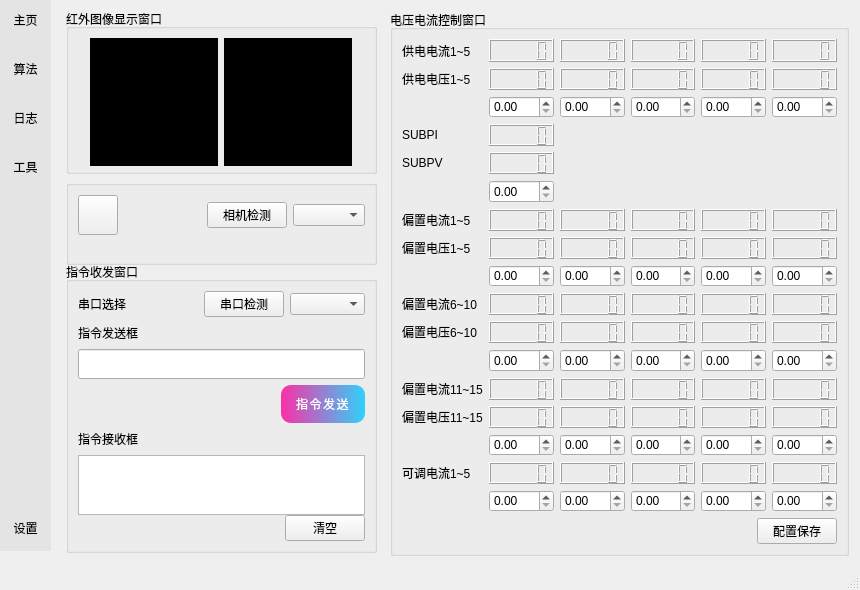
Before: the Qt Designer form mainwindow.ui in 3137959601/usb_udp_video_transmission2, drawn with Qt 5.
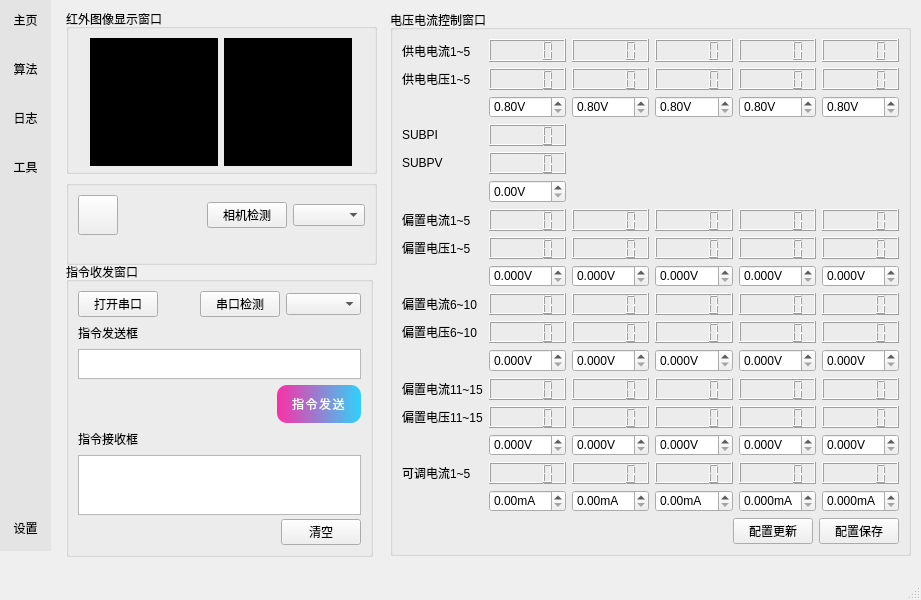
After: the same form once the commit is applied. Custom widgets are drawn as their Qt base class.

Commit message: Version 0.3：设计串口指令协议，增加串口AD指令发送和接收（主线程）

The edit to the form file:
```diff
--- a/mainwindow.ui
+++ b/mainwindow.ui
@@ -6,8 +6,8 @@
    <rect>
     <x>0</x>
     <y>0</y>
-    <width>860</width>
-    <height>590</height>
+    <width>921</width>
+    <height>600</height>
    </rect>
   </property>
   <property name="windowTitle">
@@ -76,22 +76,22 @@
      <rect>
       <x>66</x>
       <y>262</y>
-      <width>311</width>
-      <height>291</height>
+      <width>307</width>
+      <height>295</height>
      </rect>
     </property>
     <property name="title">
      <string>指令收发窗口</string>
     </property>
-    <layout class="QGridLayout" name="gridLayout_3">
+    <layout class="QGridLayout" name="gridLayout_7">
      <item row="0" column="0">
-      <layout class="QVBoxLayout" name="verticalLayout">
-       <item>
+      <layout class="QGridLayout" name="gridLayout_3">
+       <item row="0" column="0">
         <layout class="QHBoxLayout" name="horizontalLayout">
          <item>
-          <widget class="QLabel" name="label_33">
+          <widget class="QPushButton" name="serialpB">
            <property name="text">
-            <string>串口选择</string>
+            <string>打开串口</string>
            </property>
           </widget>
          </item>
@@ -136,7 +136,7 @@
          </item>
         </layout>
        </item>
-       <item>
+       <item row="1" column="0">
         <layout class="QHBoxLayout" name="horizontalLayout_6">
          <item>
           <widget class="QLabel" name="label">
@@ -160,23 +160,17 @@
          </item>
         </layout>
        </item>
-       <item>
-        <widget class="QLineEdit" name="lineEdit">
-         <property name="sizePolicy">
-          <sizepolicy hsizetype="Expanding" vsizetype="Minimum">
-           <horstretch>0</horstretch>
-           <verstretch>0</verstretch>
-          </sizepolicy>
-         </property>
-         <property name="minimumSize">
+       <item row="2" column="0">
+        <widget class="QTextEdit" name="serialSendtE">
+         <property name="maximumSize">
           <size>
-           <width>0</width>
+           <width>16777215</width>
            <height>30</height>
           </size>
          </property>
         </widget>
        </item>
-       <item>
+       <item row="3" column="0">
         <layout class="QHBoxLayout" name="horizontalLayout_3">
          <item>
           <spacer name="horizontalSpacer_2">
@@ -218,7 +212,7 @@
          </item>
         </layout>
        </item>
-       <item>
+       <item row="4" column="0">
         <layout class="QHBoxLayout" name="horizontalLayout_7">
          <item>
           <widget class="QLabel" name="label_2">
@@ -242,8 +236,8 @@
          </item>
         </layout>
        </item>
-       <item>
-        <widget class="QPlainTextEdit" name="plainTextEdit">
+       <item row="5" column="0">
+        <widget class="QPlainTextEdit" name="serialRecvpTE">
          <property name="sizePolicy">
           <sizepolicy hsizetype="Expanding" vsizetype="Minimum">
            <horstretch>0</horstretch>
@@ -267,7 +261,7 @@
          </property>
         </widget>
        </item>
-       <item>
+       <item row="6" column="0">
         <layout class="QHBoxLayout" name="horizontalLayout_4">
          <item>
           <spacer name="horizontalSpacer_3">
@@ -669,7 +663,7 @@
      <rect>
       <x>390</x>
       <y>10</y>
-      <width>459</width>
+      <width>521</width>
       <height>546</height>
      </rect>
     </property>
@@ -678,7 +672,7 @@
     </property>
     <layout class="QGridLayout" name="gridLayout_4">
      <item row="0" column="0">
-      <layout class="QVBoxLayout" name="verticalLayout_3">
+      <layout class="QVBoxLayout" name="verticalLayout">
        <item>
         <layout class="QGridLayout" name="gridLayout">
          <item row="0" column="0">
@@ -740,19 +734,83 @@
            <property name="layoutDirection">
             <enum>Qt::LeftToRight</enum>
            </property>
+           <property name="suffix">
+            <string>V</string>
+           </property>
+           <property name="minimum">
+            <double>0.800000000000000</double>
+           </property>
+           <property name="maximum">
+            <double>5.000000000000000</double>
+           </property>
+           <property name="singleStep">
+            <double>0.010000000000000</double>
+           </property>
           </widget>
          </item>
          <item row="2" column="2">
-          <widget class="QDoubleSpinBox" name="sv_dSB2"/>
+          <widget class="QDoubleSpinBox" name="sv_dSB2">
+           <property name="suffix">
+            <string>V</string>
+           </property>
+           <property name="minimum">
+            <double>0.800000000000000</double>
+           </property>
+           <property name="maximum">
+            <double>5.000000000000000</double>
+           </property>
+           <property name="singleStep">
+            <double>0.010000000000000</double>
+           </property>
+          </widget>
          </item>
          <item row="2" column="3">
-          <widget class="QDoubleSpinBox" name="sv_dSB3"/>
+          <widget class="QDoubleSpinBox" name="sv_dSB3">
+           <property name="suffix">
+            <string>V</string>
+           </property>
+           <property name="minimum">
+            <double>0.800000000000000</double>
+           </property>
+           <property name="maximum">
+            <double>5.000000000000000</double>
+           </property>
+           <property name="singleStep">
+            <double>0.010000000000000</double>
+           </property>
+          </widget>
          </item>
          <item row="2" column="4">
-          <widget class="QDoubleSpinBox" name="sv_dSB4"/>
+          <widget class="QDoubleSpinBox" name="sv_dSB4">
+           <property name="suffix">
+            <string>V</string>
+           </property>
+           <property name="minimum">
+            <double>0.800000000000000</double>
+           </property>
+           <property name="maximum">
+            <double>5.000000000000000</double>
+           </property>
+           <property name="singleStep">
+            <double>0.010000000000000</double>
+           </property>
+          </widget>
          </item>
          <item row="2" column="5">
-          <widget class="QDoubleSpinBox" name="sv_dSB5"/>
+          <widget class="QDoubleSpinBox" name="sv_dSB5">
+           <property name="suffix">
+            <string>V</string>
+           </property>
+           <property name="minimum">
+            <double>0.800000000000000</double>
+           </property>
+           <property name="maximum">
+            <double>5.000000000000000</double>
+           </property>
+           <property name="singleStep">
+            <double>0.010000000000000</double>
+           </property>
+          </widget>
          </item>
          <item row="3" column="0">
           <widget class="QLabel" name="label_41">
@@ -775,7 +833,17 @@
           <widget class="QLCDNumber" name="SUBPV_lcdNum"/>
          </item>
          <item row="5" column="1">
-          <widget class="QDoubleSpinBox" name="SUBPV_dSB"/>
+          <widget class="QDoubleSpinBox" name="SUBPV_dSB">
+           <property name="suffix">
+            <string>V</string>
+           </property>
+           <property name="maximum">
+            <double>5.000000000000000</double>
+           </property>
+           <property name="singleStep">
+            <double>0.010000000000000</double>
+           </property>
+          </widget>
          </item>
          <item row="6" column="0">
           <widget class="QLabel" name="label_42">
@@ -822,19 +890,84 @@
           <widget class="QLCDNumber" name="bv_lcdNum5"/>
          </item>
          <item row="8" column="1">
-          <widget class="QDoubleSpinBox" name="bv_dSB1"/>
+          <widget class="QDoubleSpinBox" name="bv_dSB1">
+           <property name="suffix">
+            <string>V</string>
+           </property>
+           <property name="decimals">
+            <number>3</number>
+           </property>
+           <property name="maximum">
+            <double>5.000000000000000</double>
+           </property>
+           <property name="singleStep">
+            <double>0.002000000000000</double>
+           </property>
+          </widget>
          </item>
          <item row="8" column="2">
-          <widget class="QDoubleSpinBox" name="bv_dSB2"/>
+          <widget class="QDoubleSpinBox" name="bv_dSB2">
+           <property name="suffix">
+            <string>V</string>
+           </property>
+           <property name="decimals">
+            <number>3</number>
+           </property>
+           <property name="maximum">
+            <double>5.000000000000000</double>
+           </property>
+           <property name="singleStep">
+            <double>0.002000000000000</double>
+           </property>
+          </widget>
          </item>
          <item row="8" column="3">
-          <widget class="QDoubleSpinBox" name="bv_dSB3"/>
+          <widget class="QDoubleSpinBox" name="bv_dSB3">
+           <property name="suffix">
+            <string>V</string>
+           </property>
+           <property name="decimals">
+            <number>3</number>
+           </property>
+           <property name="maximum">
+            <double>5.000000000000000</double>
+           </property>
+           <property name="singleStep">
+            <double>0.002000000000000</double>
+           </property>
+          </widget>
          </item>
          <item row="8" column="4">
-          <widget class="QDoubleSpinBox" name="bv_dSB4"/>
+          <widget class="QDoubleSpinBox" name="bv_dSB4">
+           <property name="suffix">
+            <string>V</string>
+           </property>
+           <property name="decimals">
+            <number>3</number>
+           </property>
+           <property name="maximum">
+            <double>5.000000000000000</double>
+           </property>
+           <property name="singleStep">
+            <double>0.002000000000000</double>
+           </property>
+          </widget>
          </item>
          <item row="8" column="5">
-          <widget class="QDoubleSpinBox" name="bv_dSB5"/>
+          <widget class="QDoubleSpinBox" name="bv_dSB5">
+           <property name="suffix">
+            <string>V</string>
+           </property>
+           <property name="decimals">
+            <number>3</number>
+           </property>
+           <property name="maximum">
+            <double>5.000000000000000</double>
+           </property>
+           <property name="singleStep">
+            <double>0.002000000000000</double>
+           </property>
+          </widget>
          </item>
          <item row="9" column="0">
           <widget class="QLabel" name="label_43">
@@ -881,19 +1014,84 @@
           <widget class="QLCDNumber" name="bv_lcdNum10"/>
          </item>
          <item row="11" column="1">
-          <widget class="QDoubleSpinBox" name="bv_dSB6"/>
+          <widget class="QDoubleSpinBox" name="bv_dSB6">
+           <property name="suffix">
+            <string>V</string>
+           </property>
+           <property name="decimals">
+            <number>3</number>
+           </property>
+           <property name="maximum">
+            <double>5.000000000000000</double>
+           </property>
+           <property name="singleStep">
+            <double>0.002000000000000</double>
+           </property>
+          </widget>
          </item>
          <item row="11" column="2">
-          <widget class="QDoubleSpinBox" name="bv_dSB7"/>
+          <widget class="QDoubleSpinBox" name="bv_dSB7">
+           <property name="suffix">
+            <string>V</string>
+           </property>
+           <property name="decimals">
+            <number>3</number>
+           </property>
+           <property name="maximum">
+            <double>5.000000000000000</double>
+           </property>
+           <property name="singleStep">
+            <double>0.002000000000000</double>
+           </property>
+          </widget>
          </item>
          <item row="11" column="3">
-          <widget class="QDoubleSpinBox" name="bv_dSB8"/>
+          <widget class="QDoubleSpinBox" name="bv_dSB8">
+           <property name="suffix">
+            <string>V</string>
+           </property>
+           <property name="decimals">
+            <number>3</number>
+           </property>
+           <property name="maximum">
+            <double>5.000000000000000</double>
+           </property>
+           <property name="singleStep">
+            <double>0.002000000000000</double>
+           </property>
+          </widget>
          </item>
          <item row="11" column="4">
-          <widget class="QDoubleSpinBox" name="bv_dSB9"/>
+          <widget class="QDoubleSpinBox" name="bv_dSB9">
+           <property name="suffix">
+            <string>V</string>
+           </property>
+           <property name="decimals">
+            <number>3</number>
+           </property>
+           <property name="maximum">
+            <double>5.000000000000000</double>
+           </property>
+           <property name="singleStep">
+            <double>0.002000000000000</double>
+           </property>
+          </widget>
          </item>
          <item row="11" column="5">
-          <widget class="QDoubleSpinBox" name="bv_dSB10"/>
+          <widget class="QDoubleSpinBox" name="bv_dSB10">
+           <property name="suffix">
+            <string>V</string>
+           </property>
+           <property name="decimals">
+            <number>3</number>
+           </property>
+           <property name="maximum">
+            <double>5.000000000000000</double>
+           </property>
+           <property name="singleStep">
+            <double>0.002000000000000</double>
+           </property>
+          </widget>
          </item>
          <item row="12" column="0">
           <widget class="QLabel" name="label_44">
@@ -940,19 +1138,84 @@
           <widget class="QLCDNumber" name="bv_lcdNum15"/>
          </item>
          <item row="14" column="1">
-          <widget class="QDoubleSpinBox" name="bv_dSB11"/>
+          <widget class="QDoubleSpinBox" name="bv_dSB11">
+           <property name="suffix">
+            <string>V</string>
+           </property>
+           <property name="decimals">
+            <number>3</number>
+           </property>
+           <property name="maximum">
+            <double>5.000000000000000</double>
+           </property>
+           <property name="singleStep">
+            <double>0.002000000000000</double>
+           </property>
+          </widget>
          </item>
          <item row="14" column="2">
-          <widget class="QDoubleSpinBox" name="bv_dSB12"/>
+          <widget class="QDoubleSpinBox" name="bv_dSB12">
+           <property name="suffix">
+            <string>V</string>
+           </property>
+           <property name="decimals">
+            <number>3</number>
+           </property>
+           <property name="maximum">
+            <double>5.000000000000000</double>
+           </property>
+           <property name="singleStep">
+            <double>0.002000000000000</double>
+           </property>
+          </widget>
          </item>
          <item row="14" column="3">
-          <widget class="QDoubleSpinBox" name="bv_dSB13"/>
+          <widget class="QDoubleSpinBox" name="bv_dSB13">
+           <property name="suffix">
+            <string>V</string>
+           </property>
+           <property name="decimals">
+            <number>3</number>
+           </property>
+           <property name="maximum">
+            <double>5.000000000000000</double>
+           </property>
+           <property name="singleStep">
+            <double>0.002000000000000</double>
+           </property>
+          </widget>
          </item>
          <item row="14" column="4">
-          <widget class="QDoubleSpinBox" name="bv_dSB14"/>
+          <widget class="QDoubleSpinBox" name="bv_dSB14">
+           <property name="suffix">
+            <string>V</string>
+           </property>
+           <property name="decimals">
+            <number>3</number>
+           </property>
+           <property name="maximum">
+            <double>5.000000000000000</double>
+           </property>
+           <property name="singleStep">
+            <double>0.002000000000000</double>
+           </property>
+          </widget>
          </item>
          <item row="14" column="5">
-          <widget class="QDoubleSpinBox" name="bv_dSB15"/>
+          <widget class="QDoubleSpinBox" name="bv_dSB15">
+           <property name="suffix">
+            <string>V</string>
+           </property>
+           <property name="decimals">
+            <number>3</number>
+           </property>
+           <property name="maximum">
+            <double>5.000000000000000</double>
+           </property>
+           <property name="singleStep">
+            <double>0.002000000000000</double>
+           </property>
+          </widget>
          </item>
          <item row="15" column="0">
           <widget class="QLabel" name="label_32">
@@ -977,19 +1240,81 @@
           <widget class="QLCDNumber" name="ajc_lcdNum5"/>
          </item>
          <item row="16" column="1">
-          <widget class="QDoubleSpinBox" name="ajc_dSB1"/>
+          <widget class="QDoubleSpinBox" name="ajc_dSB1">
+           <property name="suffix">
+            <string>mA</string>
+           </property>
+           <property name="maximum">
+            <double>10.000000000000000</double>
+           </property>
+           <property name="singleStep">
+            <double>0.010000000000000</double>
+           </property>
+          </widget>
          </item>
          <item row="16" column="2">
-          <widget class="QDoubleSpinBox" name="ajc_dSB2"/>
+          <widget class="QDoubleSpinBox" name="ajc_dSB2">
+           <property name="suffix">
+            <string>mA</string>
+           </property>
+           <property name="maximum">
+            <double>10.000000000000000</double>
+           </property>
+           <property name="singleStep">
+            <double>0.010000000000000</double>
+           </property>
+          </widget>
          </item>
          <item row="16" column="3">
-          <widget class="QDoubleSpinBox" name="ajc_dSB3"/>
+          <widget class="QDoubleSpinBox" name="ajc_dSB3">
+           <property name="suffix">
+            <string>mA</string>
+           </property>
+           <property name="maximum">
+            <double>10.000000000000000</double>
+           </property>
+           <property name="singleStep">
+            <double>0.010000000000000</double>
+           </property>
+          </widget>
          </item>
          <item row="16" column="4">
-          <widget class="QDoubleSpinBox" name="ajc_dSB4"/>
+          <widget class="QDoubleSpinBox" name="ajc_dSB4">
+           <property name="suffix">
+            <string>mA</string>
+           </property>
+           <property name="decimals">
+            <number>3</number>
+           </property>
+           <property name="maximum">
+            <double>0.100000000000000</double>
+           </property>
+           <property name="singleStep">
+            <double>0.001000000000000</double>
+           </property>
+          </widget>
          </item>
          <item row="16" column="5">
-          <widget class="QDoubleSpinBox" name="ajc_dSB5"/>
+          <widget class="QDoubleSpinBox" name="ajc_dSB5">
+           <property name="suffix">
+            <string>mA</string>
+           </property>
+           <property name="decimals">
+            <number>3</number>
+           </property>
+           <property name="maximum">
+            <double>0.100000000000000</double>
+           </property>
+           <property name="singleStep">
+            <double>0.001000000000000</double>
+           </property>
+          </widget>
+         </item>
+         <item row="12" column="5">
+          <widget class="QLCDNumber" name="bc_lcdNum15"/>
+         </item>
+         <item row="13" column="5">
+          <widget class="QLCDNumber" name="bv_lcdNum15"/>
          </item>
         </layout>
        </item>
@@ -1008,6 +1333,13 @@
            </property>
           </spacer>
          </item>
+         <item>
+          <widget class="QPushButton" name="confupd_pB">
+           <property name="text">
+            <string>配置更新</string>
+           </property>
+          </widget>
+         </item>
          <item>
           <widget class="QPushButton" name="confsv_pB">
            <property name="text">
```
Left out of the diff: 22 changed lines with no effect on the pictures. The commit also changes 11 other files.
